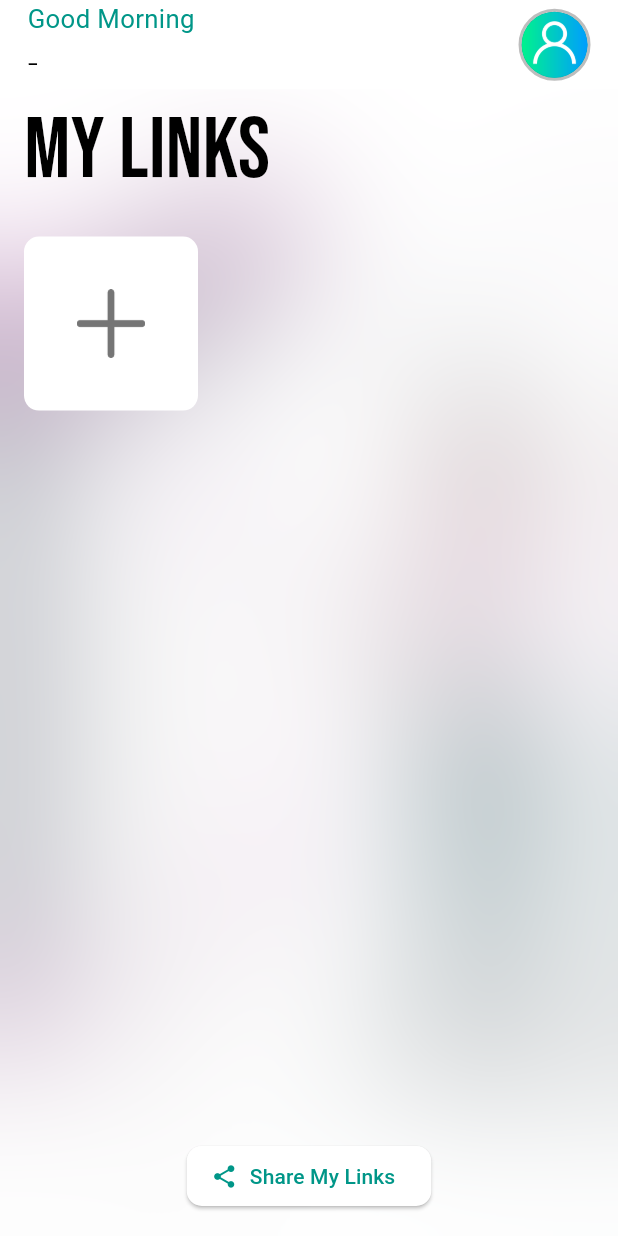
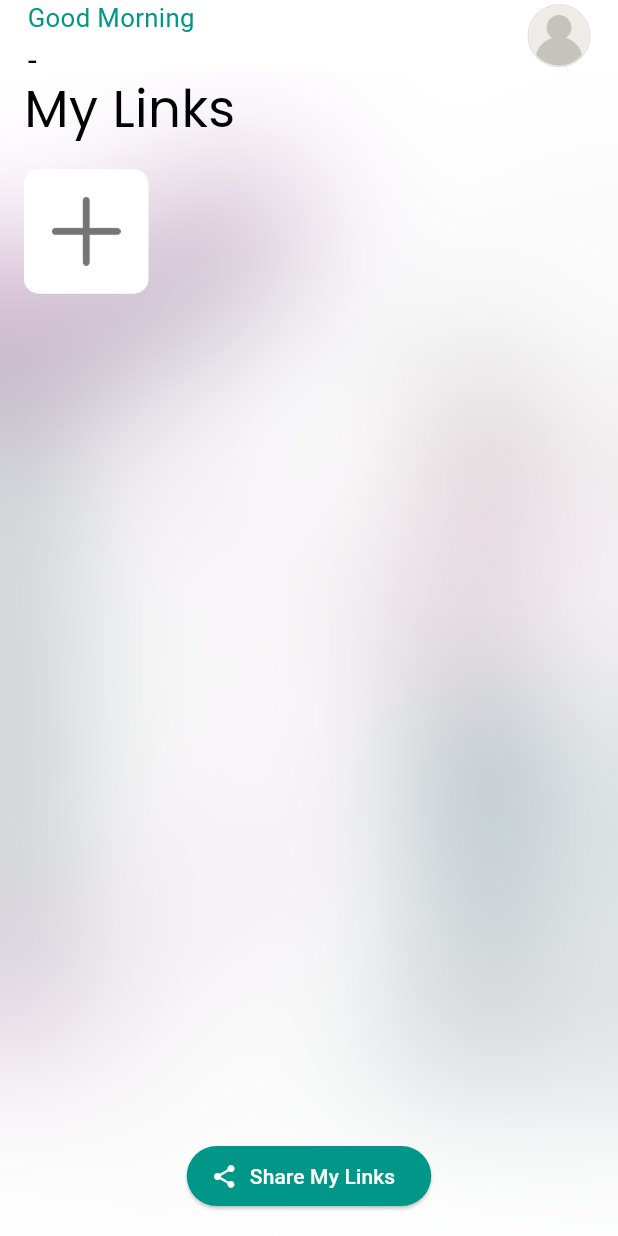
Before and after one commit to jesse-jacks0n/flutter-link-share, a Flutter app: the HomePage screen opened directly, after a tap on "Share My Links", on a phone screen of 412 x 824 dp. Run offline on Flutter 3.47's test engine with Material 3 defaults, Android fonts, the phone set to English and light mode, and no system bars; our stand-ins replace cached_network_image, firebase_auth, firebase_core, firebase_database, firebase_storage, flutter_image_compress and 9 more; accounts and stored records are empty; network calls fail.

Commit message:
link share app

```diff
--- a/lib/components/my_drawer.dart
+++ b/lib/components/my_drawer.dart
@@ -1,3 +1,4 @@
+import 'package:cached_network_image/cached_network_image.dart';
 import 'package:flutter/material.dart';
 
 import '../screens/profile_screen.dart';
@@ -27,7 +28,7 @@ class MyDrawer extends StatelessWidget {
               decoration: BoxDecoration(
                 image: DecorationImage(
                   image: _imageUrl != null && _imageUrl!.isNotEmpty
-                      ? NetworkImage(_imageUrl!)
+                      ? CachedNetworkImageProvider(_imageUrl!)
                       : const AssetImage('assets/bgdrw.jpg') as ImageProvider, // Cast to ImageProvider
                   fit: BoxFit.cover,
                 ),
--- a/lib/main.dart
+++ b/lib/main.dart
@@ -2,6 +2,7 @@ import 'package:firebase_core/firebase_core.dart';
 import 'package:flutter/material.dart';
 import 'package:flutter/services.dart';
 import 'package:flutter_screenutil/flutter_screenutil.dart';
+import 'package:google_mobile_ads/google_mobile_ads.dart';
 import 'package:soci/auth/auth_util.dart';
 import 'package:soci/theme/theme.dart';
 
@@ -12,6 +13,7 @@ Future<void> main() async {
   await Firebase.initializeApp(
     options: DefaultFirebaseOptions.currentPlatform,
   );
+  MobileAds.instance.initialize();
   runApp(const MyApp());
 }
 
--- a/lib/screens/home_screen.dart
+++ b/lib/screens/home_screen.dart
@@ -1,4 +1,6 @@
+import 'dart:async';
 import 'dart:ui';
+import 'package:cached_network_image/cached_network_image.dart';
 import 'package:firebase_auth/firebase_auth.dart';
 import 'package:firebase_database/firebase_database.dart';
 import 'package:flutter/cupertino.dart';
@@ -7,8 +9,8 @@ import 'package:flutter/services.dart';
 import 'package:flutter_screenutil/flutter_screenutil.dart';
 import 'package:google_fonts/google_fonts.dart';
 import 'package:share_plus/share_plus.dart';
-import 'package:soci/screens/profile_screen.dart';
 import 'package:soci/screens/test_page.dart';
+import 'package:soci/services/banner_class.dart';
 import 'package:url_launcher/url_launcher.dart';
 import '../components/add_social_link.dart';
 import '../components/my_drawer.dart';
@@ -35,6 +37,7 @@ class _HomePageState extends State<HomePage> {
     setStateCallback: (VoidCallback callback) {},
   );
 
+
   User? user = FirebaseAuth.instance.currentUser;
   String? name;
   String? email;
@@ -55,6 +58,7 @@ class _HomePageState extends State<HomePage> {
     });
     super.initState();
     _userFunctionService.loadLinks(user, _userRef, _links);
+
   }
 
 //start of my functions
@@ -203,8 +207,8 @@ class _HomePageState extends State<HomePage> {
               // backgroundColor: Colors.transparent,
               appBar: AppBar(
                 elevation: 0,
-                toolbarHeight: 50.h,
-                //backgroundColor: Colors.transparent,
+                toolbarHeight: 40.h,
+
                 leadingWidth: double.infinity,
                 leading: Padding(
                   padding: EdgeInsets.only(
@@ -224,8 +228,8 @@ class _HomePageState extends State<HomePage> {
                             ? name![0].toUpperCase() + name!.substring(1)
                             : '-',
                         style: const TextStyle(
-                          fontSize: 24,
-                          fontWeight: FontWeight.w300,
+                          fontSize: 22,
+                          fontWeight: FontWeight.w400,
                         ),
                       ),
                     ],
@@ -244,17 +248,17 @@ class _HomePageState extends State<HomePage> {
                           decoration: BoxDecoration(
                               shape: BoxShape.circle,
                               border: Border.all(
-                                color: Colors.grey.shade400,
-                                width: 2,
+                                color: Colors.grey.shade300,
+                                width: 1,
                               )),
-                          child: CircleAvatar(
-                            radius: 22,
-                            backgroundImage: _imageUrl != null &&
-                                    _imageUrl!.isNotEmpty
-                                ? NetworkImage(_imageUrl!)
-                                : const AssetImage('assets/user.png')
-                                    as ImageProvider, // Cast to ImageProvider
+                          child:CircleAvatar(
+                            radius: 20,
+                            backgroundColor: Colors.white,
+                            backgroundImage: _imageUrl != null && _imageUrl!.isNotEmpty
+                                ? CachedNetworkImageProvider(_imageUrl!)
+                                : const AssetImage('assets/user.png') as ImageProvider,
                           ),
+
                         ),
                       ),
                     ),
@@ -277,12 +281,17 @@ class _HomePageState extends State<HomePage> {
                           padding: const EdgeInsets.symmetric(
                             horizontal: 16.0,
                           ),
-                          child: Row(
+                          child: Column(
                             children: [
-                              Text(
-                                'My Links',
-                                style: GoogleFonts.bebasNeue(fontSize: 50.sp),
+                              Row(
+                                children: [
+                                  Text(
+                                    'My Links',
+                                    style: GoogleFonts.poppins(fontSize: 30.sp),
+                                  ),
+                                ],
                               ),
+
                             ],
                           ),
                         ),
@@ -291,7 +300,7 @@ class _HomePageState extends State<HomePage> {
                             padding: const EdgeInsets.all(16.0),
                             gridDelegate:
                                 const SliverGridDelegateWithFixedCrossAxisCount(
-                              crossAxisCount: 3, // Number of items in each row
+                              crossAxisCount: 4, // Number of items in each row
                               mainAxisSpacing: 16.0, // Spacing between rows
                               crossAxisSpacing: 16.0, // Spacing between columns
                               // childAspectRatio: 1/1.1
@@ -302,22 +311,36 @@ class _HomePageState extends State<HomePage> {
                             },
                           ),
                         ),
+                        // SizedBox(
+                        //   height: 12.h,
+                        //   child: Center(
+                        //     child: Visibility(
+                        //       visible: isVisible,
+                        //       child:  Text(
+                        //         'Long press app icon for more options',
+                        //         style: TextStyle(fontSize: 13.sp),
+                        //       ),
+                        //     ),
+                        //   ),
+                        // ),
                         Padding(
                           padding: const EdgeInsets.all(16.0),
                           child: ElevatedButton.icon(
                             onPressed: () {
-                              _shareLinks(); // Call the function to share links
+                              _shareLinks();
                             },
-                            icon: const Icon(Icons.share),
-                            label: const Text("Share My Links"),
+                            icon: const Icon(Icons.share,color: Colors.white,),
+                            label: const Text("Share My Links",style: TextStyle(color: Colors.white),),
                             style: ElevatedButton.styleFrom(
+                              backgroundColor: AppColors.accentColor,
                               shape: RoundedRectangleBorder(
                                 borderRadius: BorderRadius.circular(
-                                    10.0), // Adjust the radius as needed
+                                    50.0),
                               ),
                             ),
                           ),
                         ),
+                        const BannerWid(),
                       ],
                     ),
                   ),
@@ -372,8 +395,8 @@ class _HomePageState extends State<HomePage> {
           children: [
             Image.asset(
               iconPath,
-              width: 50.w,
-              height: 50.h,
+              width: 40.w,
+              height: 40.h,
             ),
             SizedBox(height: 5.h),
             Text(
--- /dev/null
+++ b/lib/services/banner_class.dart
@@ -0,0 +1,75 @@
+import 'dart:io';
+import 'package:flutter/material.dart';
+import 'package:google_mobile_ads/google_mobile_ads.dart';
+
+class BannerWid extends StatefulWidget {
+  const BannerWid({super.key});
+
+  @override
+  State<BannerWid> createState() => _BannerWidState();
+}
+
+class _BannerWidState extends State<BannerWid> {
+  BannerAd? _bannerAd;
+
+  // TODO: replace this test ad unit with your own ad unit.
+  final String _adUnitId = Platform.isAndroid
+      ? 'ca-app-pub-1926283539123501/7638288619'
+      : 'ca-app-pub-3940256099942544/2934735716';
+
+  /// Loads a banner ad.
+  @override
+  void initState() {
+    super.initState();
+    _loadAd();
+  }
+
+  @override
+  Widget build(BuildContext context) {
+    return Stack(
+      children: [
+        if (_bannerAd != null)
+          Align(
+            alignment: Alignment.bottomCenter,
+            child: SizedBox(
+              width: _bannerAd!.size.width.toDouble(),
+              height: _bannerAd!.size.height.toDouble(),
+              child: AdWidget(ad: _bannerAd!),
+            ),
+          ),
+      ],
+    );
+  }
+
+  void _loadAd() async {
+    BannerAd(
+      adUnitId: _adUnitId,
+      request: const AdRequest(),
+      size: AdSize.banner,
+      listener: BannerAdListener(
+        // Called when an ad is successfully received.
+        onAdLoaded: (ad) {
+          setState(() {
+            _bannerAd = ad as BannerAd;
+          });
+        },
+        // Called when an ad request failed.
+        onAdFailedToLoad: (ad, err) {
+          ad.dispose();
+        },
+        // Called when an ad opens an overlay that covers the screen.
+        onAdOpened: (Ad ad) {},
+        // Called when an ad removes an overlay that covers the screen.
+        onAdClosed: (Ad ad) {},
+        // Called when an impression occurs on the ad.
+        onAdImpression: (Ad ad) {},
+      ),
+    ).load();
+  }
+
+  @override
+  void dispose() {
+    _bannerAd?.dispose();
+    super.dispose();
+  }
+}
--- a/pubspec.yaml
+++ b/pubspec.yaml
@@ -34,6 +34,8 @@ dependencies:
   url_launcher_android: ^6.1.0
   hive: ^2.2.3
   hive_flutter: ^1.1.0
+  google_mobile_ads: ^4.0.0
+  cached_network_image: ^3.3.0
 
 
 
```
Also changed, not shown: lib/auth/login_page.dart (+16 -3 lines), lib/auth/signup_page.dart (+12 -8 lines), lib/screens/add_social_link.dart (+86 -48 lines), assets/user.png, pubspec.lock, 2 other files.
